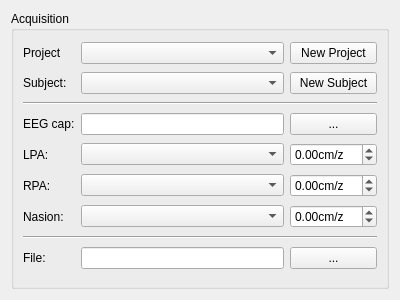
The window that applications/mne_x/plugins/eegosports/FormFiles/eegosportssetupprojectwidget.ui (mne-tools/mne-cpp) describes before a commit, drawn with Qt 5.
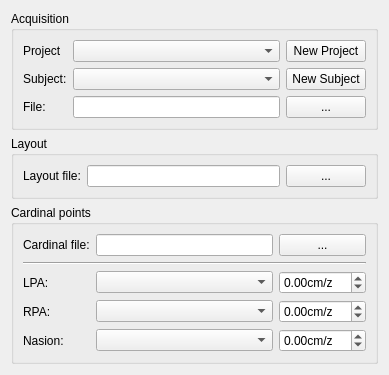
The same window after the commit.

Commit message: [MX-98] Add cardinal file support in eegosports plugin

Patch:
```diff
--- a/applications/mne_x/plugins/eegosports/FormFiles/eegosportssetupprojectwidget.ui
+++ b/applications/mne_x/plugins/eegosports/FormFiles/eegosportssetupprojectwidget.ui
@@ -6,8 +6,8 @@
    <rect>
     <x>0</x>
     <y>0</y>
-    <width>400</width>
-    <height>300</height>
+    <width>389</width>
+    <height>335</height>
    </rect>
   </property>
   <property name="windowTitle">
@@ -27,10 +27,10 @@
         </property>
        </widget>
       </item>
-      <item row="2" column="0" colspan="3">
-       <widget class="Line" name="line_2">
-        <property name="orientation">
-         <enum>Qt::Horizontal</enum>
+      <item row="2" column="0">
+       <widget class="QLabel" name="label">
+        <property name="text">
+         <string>File:</string>
         </property>
        </widget>
       </item>
@@ -41,6 +41,13 @@
         </property>
        </widget>
       </item>
+      <item row="2" column="2">
+       <widget class="QPushButton" name="m_qPushButton_FiffRecordFile">
+        <property name="text">
+         <string>...</string>
+        </property>
+       </widget>
+      </item>
       <item row="0" column="1">
        <widget class="QComboBox" name="m_qComboBox_ProjectSelection"/>
       </item>
@@ -51,19 +58,8 @@
         </property>
        </widget>
       </item>
-      <item row="8" column="0">
-       <widget class="QLabel" name="label">
-        <property name="text">
-         <string>File:</string>
-        </property>
-       </widget>
-      </item>
-      <item row="8" column="2">
-       <widget class="QPushButton" name="m_qPushButton_FiffRecordFile">
-        <property name="text">
-         <string>...</string>
-        </property>
-       </widget>
+      <item row="1" column="1">
+       <widget class="QComboBox" name="m_qComboBox_SubjectSelection"/>
       </item>
       <item row="1" column="0">
        <widget class="QLabel" name="m_qLabel_SubjectDescription">
@@ -72,67 +68,81 @@
         </property>
        </widget>
       </item>
-      <item row="1" column="1">
-       <widget class="QComboBox" name="m_qComboBox_SubjectSelection"/>
+      <item row="2" column="1">
+       <widget class="QLineEdit" name="m_qLineEdit_FiffRecordFile"/>
       </item>
-      <item row="3" column="2">
-       <widget class="QPushButton" name="m_qPushButton_EEGCap">
-        <property name="text">
-         <string>...</string>
-        </property>
-       </widget>
-      </item>
-      <item row="3" column="0">
+     </layout>
+    </widget>
+   </item>
+   <item>
+    <widget class="QGroupBox" name="groupBox">
+     <property name="title">
+      <string>Layout</string>
+     </property>
+     <layout class="QGridLayout" name="gridLayout_3">
+      <item row="0" column="0">
        <widget class="QLabel" name="label_2">
         <property name="text">
-         <string>EEG cap:</string>
+         <string>Layout file:</string>
         </property>
        </widget>
       </item>
-      <item row="7" column="0" colspan="3">
-       <widget class="Line" name="line">
-        <property name="orientation">
-         <enum>Qt::Horizontal</enum>
-        </property>
-       </widget>
-      </item>
-      <item row="3" column="1">
+      <item row="0" column="1">
        <widget class="QLineEdit" name="m_qLineEdit_EEGCap"/>
       </item>
-      <item row="8" column="1">
-       <widget class="QLineEdit" name="m_qLineEdit_FiffRecordFile"/>
-      </item>
-      <item row="4" column="0">
-       <widget class="QLabel" name="label_3">
+      <item row="0" column="2">
+       <widget class="QPushButton" name="m_qPushButton_EEGCap">
         <property name="text">
-         <string>LPA:</string>
+         <string>...</string>
         </property>
        </widget>
       </item>
-      <item row="5" column="0">
-       <widget class="QLabel" name="label_4">
-        <property name="text">
-         <string>RPA:</string>
-        </property>
-       </widget>
-      </item>
-      <item row="6" column="0">
-       <widget class="QLabel" name="label_5">
-        <property name="text">
-         <string>Nasion:</string>
-        </property>
-       </widget>
-      </item>
-      <item row="4" column="1">
+     </layout>
+    </widget>
+   </item>
+   <item>
+    <widget class="QGroupBox" name="groupBox_2">
+     <property name="title">
+      <string>Cardinal points</string>
+     </property>
+     <layout class="QGridLayout" name="gridLayout_2">
+      <item row="2" column="1">
        <widget class="QComboBox" name="m_comboBox_LPA"/>
       </item>
-      <item row="5" column="1">
+      <item row="3" column="1">
        <widget class="QComboBox" name="m_comboBox_RPA"/>
       </item>
-      <item row="6" column="1">
+      <item row="4" column="1">
        <widget class="QComboBox" name="m_comboBox_Nasion"/>
       </item>
+      <item row="4" column="0">
+       <widget class="QLabel" name="label_5">
+        <property name="text">
+         <string>Nasion:</string>
+        </property>
+       </widget>
+      </item>
+      <item row="3" column="2">
+       <widget class="QDoubleSpinBox" name="m_doubleSpinBox_RPA">
+        <property name="suffix">
+         <string>cm/z</string>
+        </property>
+        <property name="minimum">
+         <double>-99.989999999999995</double>
+        </property>
+       </widget>
+      </item>
       <item row="4" column="2">
+       <widget class="QDoubleSpinBox" name="m_doubleSpinBox_Nasion">
+        <property name="suffix">
+         <string>cm/z</string>
+        </property>
+        <property name="minimum">
+         <double>-99.989999999999995</double>
+        </property>
+       </widget>
+      </item>
+      <item row="2" column="2">
        <widget class="QDoubleSpinBox" name="m_doubleSpinBox_LPA">
         <property name="prefix">
          <string/>
@@ -145,23 +155,41 @@
         </property>
        </widget>
       </item>
-      <item row="5" column="2">
-       <widget class="QDoubleSpinBox" name="m_doubleSpinBox_RPA">
-        <property name="suffix">
-         <string>cm/z</string>
+      <item row="2" column="0">
+       <widget class="QLabel" name="label_3">
+        <property name="text">
+         <string>LPA:</string>
         </property>
-        <property name="minimum">
-         <double>-99.989999999999995</double>
+       </widget>
+      </item>
+      <item row="3" column="0">
+       <widget class="QLabel" name="label_4">
+        <property name="text">
+         <string>RPA:</string>
         </property>
        </widget>
       </item>
-      <item row="6" column="2">
-       <widget class="QDoubleSpinBox" name="m_doubleSpinBox_Nasion">
-        <property name="suffix">
-         <string>cm/z</string>
+      <item row="0" column="2">
+       <widget class="QPushButton" name="m_pushButton_cardinalFile">
+        <property name="text">
+         <string>...</string>
         </property>
-        <property name="minimum">
-         <double>-99.989999999999995</double>
+       </widget>
+      </item>
+      <item row="0" column="0">
+       <widget class="QLabel" name="label_6">
+        <property name="text">
+         <string>Cardinal file:</string>
+        </property>
+       </widget>
+      </item>
+      <item row="0" column="1">
+       <widget class="QLineEdit" name="m_lineEdit_cardinalFile"/>
+      </item>
+      <item row="1" column="0" colspan="3">
+       <widget class="Line" name="line">
+        <property name="orientation">
+         <enum>Qt::Horizontal</enum>
         </property>
        </widget>
       </item>
```
The commit also changes 4 other files.
